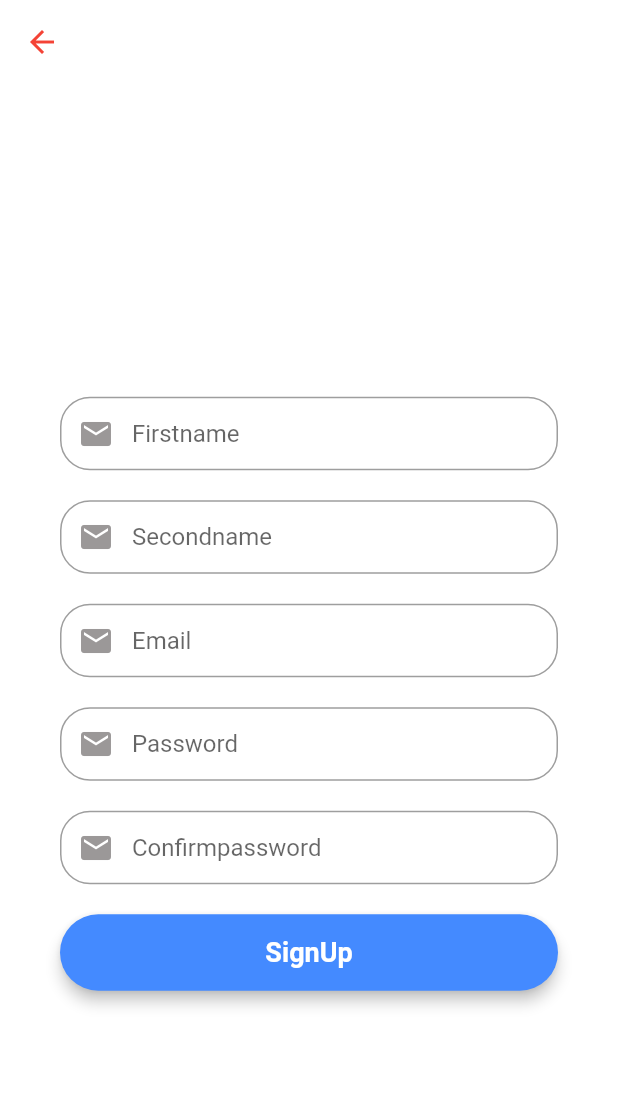
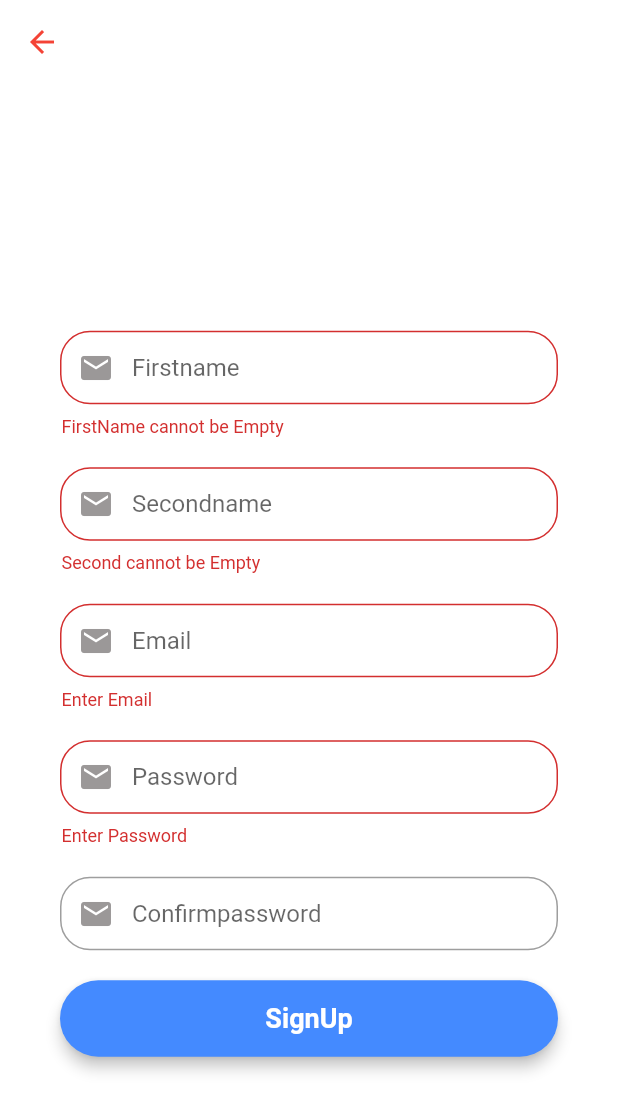
Before and after one commit to DhruvalGolakiya/DemoApp, a Flutter app: the SignUp screen opened directly, after a tap on "SignUp", on a phone screen of 412 x 824 dp. Shown: the top 1112 px of the screen. Run offline on Flutter 3.47's test engine with Material 2 defaults, Android fonts, the phone set to English and light mode, and no system bars; our stand-ins replace cloud_firestore, firebase_auth, firebase_core, fluttertoast, google_fonts, motion_tab_bar_v2; accounts and stored records are empty.

Commit message:
Fifth commit

```diff
--- a/lib/Screen/signup_page.dart
+++ b/lib/Screen/signup_page.dart
@@ -1,7 +1,12 @@
 // ignore_for_file: prefer_const_constructors, non_constant_identifier_names, unused_import, use_key_in_widget_constructors
 
+import 'package:cloud_firestore/cloud_firestore.dart';
+import 'package:firebase_auth/firebase_auth.dart';
 import 'package:flutter/material.dart';
+import 'package:flutter_demo1/Screen/home_page.dart';
 import 'package:flutter_demo1/Screen/login_page.dart';
+import 'package:flutter_demo1/models/usermodel.dart';
+import 'package:fluttertoast/fluttertoast.dart';
 
 class SignUp extends StatefulWidget {
   @override
@@ -20,6 +25,9 @@ class _SignUPState extends State<SignUp> {
   final emailNameEditingController = TextEditingController();
   final passwordNameEditingController = TextEditingController();
   final confirmPasswordNameEditingController = TextEditingController();
+  // firebase
+
+  final _auth = FirebaseAuth.instance;
   @override
   Widget build(BuildContext context) {
     //first Name field
@@ -27,7 +35,17 @@ class _SignUPState extends State<SignUp> {
         autofocus: false,
         controller: firstNameEditingController,
         keyboardType: TextInputType.name,
-        //validator: (){},
+        validator: (value) {
+          RegExp regex = RegExp(r'^.{3,}$');
+
+          if (value!.isEmpty) {
+            return ("FirstName cannot be Empty");
+          }
+          if (!regex.hasMatch(value)) {
+            return ("Enter Valid name or Min 3 character");
+          }
+          return null;
+        },
         onSaved: (value) {
           firstNameEditingController.text = value!;
         },
@@ -46,7 +64,17 @@ class _SignUPState extends State<SignUp> {
         autofocus: false,
         controller: secondNameEditingController,
         keyboardType: TextInputType.name,
-        //validator: (){},
+        validator: (value) {
+          RegExp regex = RegExp(r'^.{3,}$');
+
+          if (value!.isEmpty) {
+            return ("Second cannot be Empty");
+          }
+          if (!regex.hasMatch(value)) {
+            return ("Enter Valid nane or Min 3 character");
+          }
+          return null;
+        },
         onSaved: (value) {
           secondNameEditingController.text = value!;
         },
@@ -65,7 +93,17 @@ class _SignUPState extends State<SignUp> {
         autofocus: false,
         controller: emailNameEditingController,
         keyboardType: TextInputType.emailAddress,
-        //validator: (){},
+        validator: (value) {
+          if (value!.isEmpty) {
+            return ("Enter Email");
+          }
+          //reg expr for email validation
+          if (!RegExp("^[a-zA-Z0-9+_.-]+@[a-zA-Z0-9.-]+.[a-z]")
+              .hasMatch(value)) {
+            return ("Enter Valid Email Addresss");
+          }
+          return null;
+        },
         onSaved: (value) {
           emailNameEditingController.text = value!;
         },
@@ -84,7 +122,17 @@ class _SignUPState extends State<SignUp> {
         autofocus: false,
         controller: passwordNameEditingController,
         obscureText: true,
-        //validator: (){},
+        validator: (value) {
+          RegExp regex = RegExp(r'^.{6,}$');
+
+          if (value!.isEmpty) {
+            return ("Enter Password");
+          }
+          if (!regex.hasMatch(value)) {
+            return ("Enter Valid Password or Min 6 character");
+          }
+          return null;
+        },
         onSaved: (value) {
           passwordNameEditingController.text = value!;
         },
@@ -103,7 +151,12 @@ class _SignUPState extends State<SignUp> {
         autofocus: false,
         controller: confirmPasswordNameEditingController,
         obscureText: true,
-        //validator: (){},
+        validator: (value) {
+          if (confirmPasswordNameEditingController.text !=
+              passwordNameEditingController.text) {
+            return ("Check your password Again");
+          }
+        },
         onSaved: (value) {
           confirmPasswordNameEditingController.text = value!;
         },
@@ -126,7 +179,10 @@ class _SignUPState extends State<SignUp> {
         splashColor: Color.fromARGB(255, 21, 0, 255),
         padding: EdgeInsets.symmetric(vertical: 15, horizontal: 0),
         minWidth: MediaQuery.of(context).size.width,
-        onPressed: () {},
+        onPressed: () {
+          SignUp(emailNameEditingController.text,
+              passwordNameEditingController.text);
+        },
         child: Text(
           "SignUp",
           textAlign: TextAlign.center,
@@ -188,4 +244,42 @@ class _SignUPState extends State<SignUp> {
                               ],
                             )))))));
   }
+
+  void SignUp(String email, String password) async {
+    if (_formKey.currentState!.validate()) {
+      await _auth
+          .createUserWithEmailAndPassword(email: email, password: password)
+          .then((value) => {postDetailsToFirestore()})
+          .catchError((e) {
+        Fluttertoast.showToast(msg: e!.message);
+      });
+    }
+  }
+
+  postDetailsToFirestore() async {
+    //calling firestore
+    // calling user model
+    // sending these value
+
+    FirebaseFirestore firebaseFirestore = FirebaseFirestore.instance;
+    User? user = _auth.currentUser;
+
+    UserModel userModel = UserModel();
+
+    // writing All values
+
+    userModel.email = user!.email;
+    userModel.uid = user.uid;
+    userModel.firstName = firstNameEditingController.text;
+    userModel.lastName = secondNameEditingController.text;
+
+    await firebaseFirestore
+        .collection("users")
+        .doc(user.uid)
+        .set(userModel.toMap());
+    Fluttertoast.showToast(msg: "Account Created Successfully");
+
+    Navigator.pushAndRemoveUntil((context),
+        MaterialPageRoute(builder: (context) => HomePage()), (route) => false);
+  }
 }
--- /dev/null
+++ b/lib/models/usermodel.dart
@@ -0,0 +1,30 @@
+class UserModel {
+  String? uid;
+  String? email;
+  String? firstName;
+  String? lastName;
+
+  UserModel({this.email, this.firstName, this.lastName, this.uid});
+
+  //recevied  data from server
+
+  factory UserModel.fromMap(map) {
+    return UserModel(
+      uid: map['uid'],
+      email: map['email'],
+      firstName: map['firstName'],
+      lastName: map['lastName'],
+    );
+  }
+
+  // sending data to server
+
+  Map<String, dynamic> toMap() {
+    return {
+      'uid': uid,
+      'email': email,
+      'firstName': firstName,
+      'lastName': lastName,
+    };
+  }
+}
--- a/lib/widgets/bottom_navbar.dart
+++ b/lib/widgets/bottom_navbar.dart
@@ -1,4 +1,4 @@
-// ignore_for_file: prefer_const_constructors
+// ignore_for_file: prefer_const_constructors, unused_import
 
 import 'package:flutter/material.dart';
 import 'package:motion_tab_bar_v2/motion-badge.widget.dart';
--- a/pubspec.yaml
+++ b/pubspec.yaml
@@ -36,6 +36,11 @@ dependencies:
   cupertino_icons: ^1.0.2
   google_fonts: ^2.3.1
   motion_tab_bar_v2: ^0.2.6
+  cloud_firestore: ^3.1.11
+  firebase_auth: ^3.3.12
+
+  firebase_core: ^1.14.0
+  fluttertoast: ^8.0.9
 
 dev_dependencies:
   flutter_test:
```
Also changed, not shown: lib/Screen/home_page.dart (+18 -3 lines), lib/Screen/home_page1.dart (+22 -8 lines), lib/Screen/login_page.dart (+50 -4 lines), lib/main.dart (+7 -2 lines), lib/widgets/drawer.dart (added, +12 -0 lines), pubspec.lock, 4 other files.
